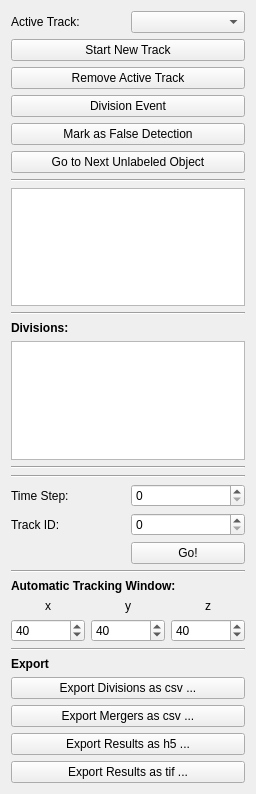
Qt form ilastik/applets/tracking/structured/drawer.ui (ilastik/ilastik) before a commit.
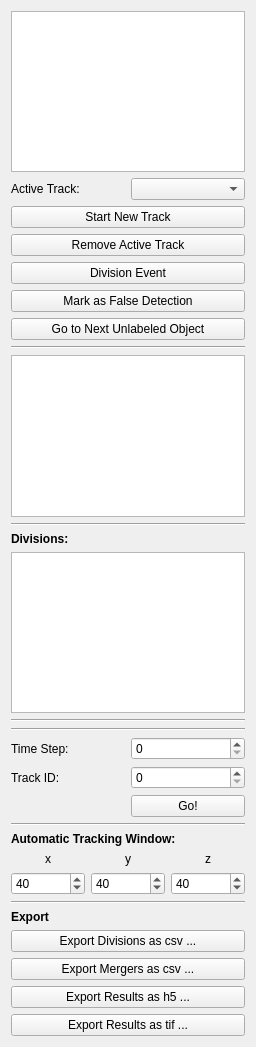
The same form after that commit. Custom widgets are drawn as their Qt base class.

Commit message: CropListView added to the tracking drawer. Thresholding drawer resized.

What changed in the file:
```diff
--- a/ilastik/applets/tracking/structured/drawer.ui
+++ b/ilastik/applets/tracking/structured/drawer.ui
@@ -7,7 +7,7 @@
     <x>0</x>
     <y>0</y>
     <width>256</width>
-    <height>794</height>
+    <height>1047</height>
    </rect>
   </property>
   <property name="sizePolicy">
@@ -31,8 +31,11 @@
   <property name="windowTitle">
    <string>Form</string>
   </property>
-  <layout class="QVBoxLayout" name="verticalLayout_4">
-   <item>
+  <layout class="QGridLayout" name="gridLayout">
+   <item row="0" column="0">
+    <widget class="CropListView" name="cropListView"/>
+   </item>
+   <item row="1" column="0">
     <layout class="QVBoxLayout" name="verticalLayout">
      <item>
       <layout class="QGridLayout" name="gridLayout_2">
@@ -110,14 +113,14 @@
      </item>
     </layout>
    </item>
-   <item>
+   <item row="2" column="0">
     <widget class="Line" name="line_2">
      <property name="orientation">
       <enum>Qt::Horizontal</enum>
      </property>
     </widget>
    </item>
-   <item>
+   <item row="3" column="0">
     <widget class="QTextBrowser" name="logOutput">
      <property name="enabled">
       <bool>true</bool>
@@ -132,14 +135,14 @@
      </property>
     </widget>
    </item>
-   <item>
+   <item row="4" column="0">
     <widget class="Line" name="line">
      <property name="orientation">
       <enum>Qt::Horizontal</enum>
      </property>
     </widget>
    </item>
-   <item>
+   <item row="5" column="0">
     <widget class="QLabel" name="label_2">
      <property name="font">
       <font>
@@ -152,24 +155,24 @@
      </property>
     </widget>
    </item>
-   <item>
+   <item row="6" column="0">
     <widget class="QListWidget" name="divisionsList"/>
    </item>
-   <item>
+   <item row="7" column="0">
     <widget class="Line" name="line_3">
      <property name="orientation">
       <enum>Qt::Horizontal</enum>
      </property>
     </widget>
    </item>
-   <item>
+   <item row="8" column="0">
     <widget class="Line" name="line_5">
      <property name="orientation">
       <enum>Qt::Horizontal</enum>
      </property>
     </widget>
    </item>
-   <item>
+   <item row="9" column="0">
     <layout class="QGridLayout" name="gridLayout_4">
      <item row="0" column="0">
       <widget class="QLabel" name="label_3">
@@ -208,14 +211,14 @@
      </item>
     </layout>
    </item>
-   <item>
+   <item row="10" column="0">
     <widget class="Line" name="line_6">
      <property name="orientation">
       <enum>Qt::Horizontal</enum>
      </property>
     </widget>
    </item>
-   <item>
+   <item row="11" column="0">
     <layout class="QVBoxLayout" name="verticalLayout_2">
      <item>
       <widget class="QLabel" name="label_5">
@@ -300,14 +303,14 @@
      </item>
     </layout>
    </item>
-   <item>
+   <item row="12" column="0">
     <widget class="Line" name="line_4">
      <property name="orientation">
       <enum>Qt::Horizontal</enum>
      </property>
     </widget>
    </item>
-   <item>
+   <item row="13" column="0">
     <layout class="QVBoxLayout" name="verticalLayout_7">
      <item>
       <widget class="QLabel" name="label_22">
@@ -360,6 +363,13 @@
    </item>
   </layout>
  </widget>
+ <customwidgets>
+  <customwidget>
+   <class>CropListView</class>
+   <extends>QTableView</extends>
+   <header>ilastik.widgets.cropListView</header>
+  </customwidget>
+ </customwidgets>
  <tabstops>
   <tabstop>activeTrackBox</tabstop>
   <tabstop>newTrack</tabstop>
```
The commit also changes 1 other file.
